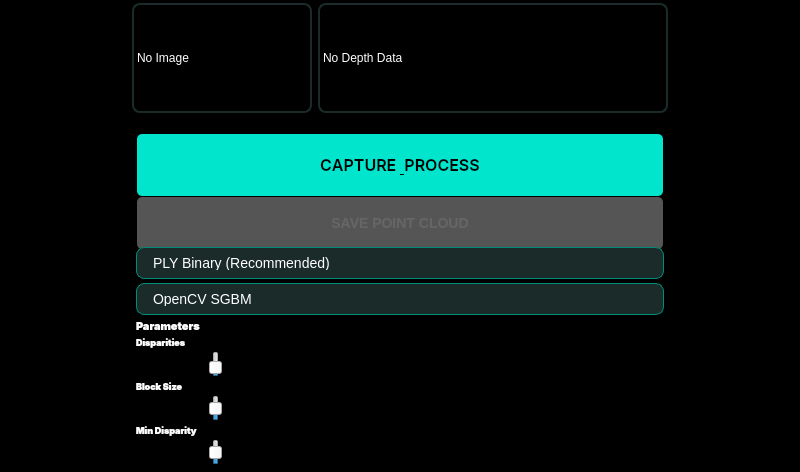
Old version of the form src/gui/ui/depth_test_widget.ui in the repository SupernovaIndustries/unlook-standalone.
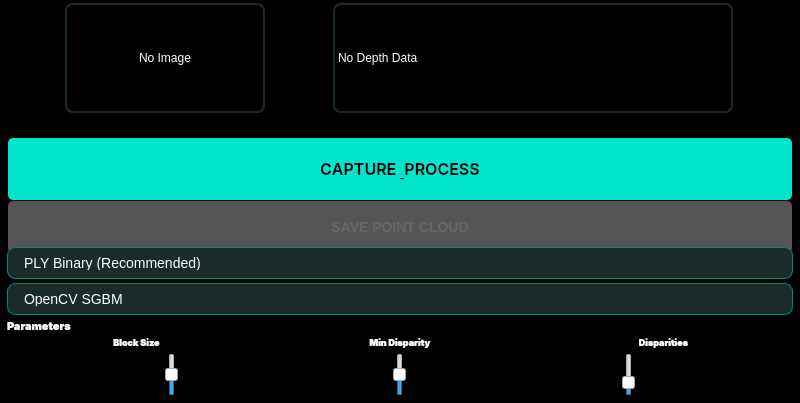
New version of the form.

Commit message:
GUI: 800x400 layout optimizations and build preparation
- Modified depth_test_widget.ui with vertical/horizontal layouts
- Kept existing slider names (block_size, min_disparity, num_disparities)
- All CPP connections already in sync with UI changes
- Build completed successfully
- Ready for depth/export testing and optimization

🤖 Generated with [Claude Code](https://claude.com/claude-code)

The edit to the form file:
```diff
--- a/src/gui/ui/depth_test_widget.ui
+++ b/src/gui/ui/depth_test_widget.ui
@@ -7,7 +7,7 @@
     <x>0</x>
     <y>0</y>
     <width>800</width>
-    <height>431</height>
+    <height>403</height>
    </rect>
   </property>
   <property name="windowTitle">
@@ -145,11 +145,19 @@
 background: #000000;
 border: 2px solid #1A2B2A;
 border-radius: 8px;
-color: #FFFFFF;</string>
+color: #FFFFFF;
+align: center;
+</string>
+             </property>
+             <property name="frameShape">
+              <enum>QFrame::NoFrame</enum>
              </property>
              <property name="text">
               <string>No Image</string>
              </property>
+             <property name="alignment">
+              <set>Qt::AlignCenter</set>
+             </property>
             </widget>
            </item>
           </layout>
@@ -227,7 +235,7 @@
              <property name="maximumSize">
               <size>
                <width>800</width>
-               <height>40</height>
+               <height>32</height>
               </size>
              </property>
              <property name="font">
@@ -294,7 +302,7 @@
              <property name="maximumSize">
               <size>
                <width>800</width>
-               <height>40</height>
+               <height>32</height>
               </size>
              </property>
              <property name="styleSheet">
@@ -462,86 +470,9 @@
             </widget>
            </item>
            <item>
-            <layout class="QVBoxLayout" name="num_disparities_layout">
-             <property name="spacing">
-              <number>2</number>
-             </property>
-             <property name="leftMargin">
-              <number>0</number>
-             </property>
-             <property name="topMargin">
-              <number>0</number>
-             </property>
-             <property name="rightMargin">
-              <number>0</number>
-             </property>
-             <property name="bottomMargin">
-              <number>0</number>
-             </property>
+            <layout class="QVBoxLayout" name="verticalLayout">
              <item>
-              <widget class="QLabel" name="num_disparities_label">
-               <property name="font">
-                <font>
-                 <family>Inter</family>
-                 <pointsize>7</pointsize>
-                 <bold>true</bold>
-                </font>
-               </property>
-               <property name="styleSheet">
-                <string notr="true">color: #FFFFFF; font-family: &quot;Inter&quot;, sans-serif; font-weight: 700;</string>
-               </property>
-               <property name="text">
-                <string>Disparities</string>
-               </property>
-              </widget>
-             </item>
-             <item>
-              <widget class="QSlider" name="num_disparities_slider">
-               <property name="minimumSize">
-                <size>
-                 <width>120</width>
-                 <height>26</height>
-                </size>
-               </property>
-               <property name="maximumSize">
-                <size>
-                 <width>160</width>
-                 <height>28</height>
-                </size>
-               </property>
-               <property name="minimum">
-                <number>16</number>
-               </property>
-               <property name="maximum">
-                <number>256</number>
-               </property>
-               <property name="singleStep">
-                <number>16</number>
-               </property>
-               <property name="value">
-                <number>64</number>
-               </property>
-              </widget>
-             </item>
-            </layout>
-           </item>
-           <item>
-            <layout class="QVBoxLayout" name="block_size_layout">
-             <property name="spacing">
-              <number>2</number>
-             </property>
-             <property name="leftMargin">
-              <number>0</number>
-             </property>
-             <property name="topMargin">
-              <number>0</number>
-             </property>
-             <property name="rightMargin">
-              <number>0</number>
-             </property>
-             <property name="bottomMargin">
-              <number>0</number>
-             </property>
+              <layout class="QHBoxLayout" name="horizontalLayout">
              <item>
               <widget class="QLabel" name="block_size_label">
                <property name="font">
@@ -557,10 +488,63 @@
                <property name="text">
                 <string>Block Size</string>
                </property>
-              </widget>
-             </item>
+                 <property name="alignment">
+                  <set>Qt::AlignCenter</set>
+                 </property>
+                </widget>
+               </item>
+               <item>
+                <widget class="QLabel" name="min_disparity_label">
+                 <property name="font">
+                  <font>
+                   <family>Inter</family>
+                   <pointsize>7</pointsize>
+                   <bold>true</bold>
+                  </font>
+                 </property>
+                 <property name="styleSheet">
+                  <string notr="true">color: #FFFFFF; font-family: &quot;Inter&quot;, sans-serif; font-weight: 700;</string>
+                 </property>
+                 <property name="text">
+                  <string>Min Disparity</string>
+                 </property>
+                 <property name="alignment">
+                  <set>Qt::AlignCenter</set>
+                 </property>
+                </widget>
+               </item>
+               <item>
+                <widget class="QLabel" name="num_disparities_label">
+                 <property name="font">
+                  <font>
+                   <family>Inter</family>
+                   <pointsize>7</pointsize>
+                   <bold>true</bold>
+                  </font>
+                 </property>
+                 <property name="styleSheet">
+                  <string notr="true">color: #FFFFFF; font-family: &quot;Inter&quot;, sans-serif; font-weight: 700;</string>
+                 </property>
+                 <property name="text">
+                  <string>Disparities</string>
+                 </property>
+                 <property name="alignment">
+                  <set>Qt::AlignCenter</set>
+                 </property>
+                </widget>
+               </item>
+              </layout>
+             </item>
+             <item>
+              <layout class="QHBoxLayout" name="horizontalLayout_2">
              <item>
               <widget class="QSlider" name="block_size_slider">
+                 <property name="sizePolicy">
+                  <sizepolicy hsizetype="Expanding" vsizetype="Expanding">
+                   <horstretch>0</horstretch>
+                   <verstretch>0</verstretch>
+                  </sizepolicy>
+                 </property>
                <property name="minimumSize">
                 <size>
                  <width>120</width>
@@ -569,8 +553,8 @@
                </property>
                <property name="maximumSize">
                 <size>
-                 <width>160</width>
-                 <height>28</height>
+                   <width>16777215</width>
+                   <height>100</height>
                 </size>
                </property>
                <property name="minimum">
@@ -587,42 +571,6 @@
                </property>
               </widget>
              </item>
-            </layout>
-           </item>
-           <item>
-            <layout class="QVBoxLayout" name="min_disparity_layout">
-             <property name="spacing">
-              <number>2</number>
-             </property>
-             <property name="leftMargin">
-              <number>0</number>
-             </property>
-             <property name="topMargin">
-              <number>0</number>
-             </property>
-             <property name="rightMargin">
-              <number>0</number>
-             </property>
-             <property name="bottomMargin">
-              <number>0</number>
-             </property>
-             <item>
-              <widget class="QLabel" name="min_disparity_label">
-               <property name="font">
-                <font>
-                 <family>Inter</family>
-                 <pointsize>7</pointsize>
-                 <bold>true</bold>
-                </font>
-               </property>
-               <property name="styleSheet">
-                <string notr="true">color: #FFFFFF; font-family: &quot;Inter&quot;, sans-serif; font-weight: 700;</string>
-               </property>
-               <property name="text">
-                <string>Min Disparity</string>
-               </property>
-              </widget>
-             </item>
              <item>
               <widget class="QSlider" name="min_disparity_slider">
                <property name="minimumSize">
@@ -633,8 +581,8 @@
                </property>
                <property name="maximumSize">
                 <size>
-                 <width>160</width>
-                 <height>28</height>
+                   <width>16777215</width>
+                   <height>100</height>
                 </size>
                </property>
                <property name="minimum">
@@ -647,6 +595,42 @@
                 <number>0</number>
                </property>
               </widget>
+               </item>
+               <item>
+                <widget class="QSlider" name="num_disparities_slider">
+                 <property name="sizePolicy">
+                  <sizepolicy hsizetype="Expanding" vsizetype="Expanding">
+                   <horstretch>0</horstretch>
+                   <verstretch>0</verstretch>
+                  </sizepolicy>
+                 </property>
+                 <property name="minimumSize">
+                  <size>
+                   <width>120</width>
+                   <height>26</height>
+                  </size>
+                 </property>
+                 <property name="maximumSize">
+                  <size>
+                   <width>16777215</width>
+                   <height>100</height>
+                  </size>
+                 </property>
+                 <property name="minimum">
+                  <number>16</number>
+                 </property>
+                 <property name="maximum">
+                  <number>256</number>
+                 </property>
+                 <property name="singleStep">
+                  <number>16</number>
+                 </property>
+                 <property name="value">
+                  <number>64</number>
+                 </property>
+                </widget>
+               </item>
+              </layout>
              </item>
             </layout>
            </item>
```
Lines whose indentation alone changed are shown as unchanged.
